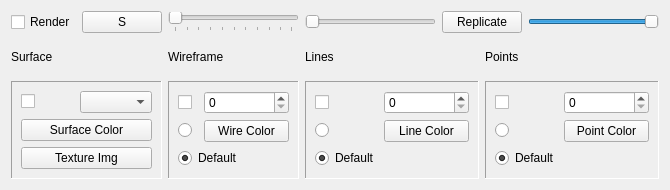
Above: src/DataManager/SurfaceDataManager/SurfaceRenderingPropertiesBase.ui from transfix/TexMol before the change. Below: the same form after it.
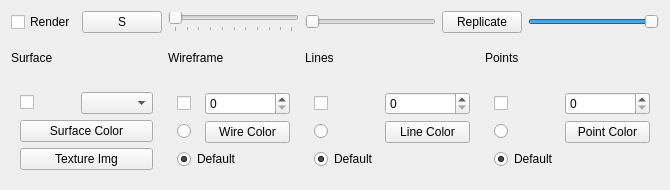
That is the form after the change.

Diff of the .ui file:
```diff
--- a/src/DataManager/SurfaceDataManager/SurfaceRenderingPropertiesBase.ui
+++ b/src/DataManager/SurfaceDataManager/SurfaceRenderingPropertiesBase.ui
@@ -98,9 +98,6 @@
    </item>
    <item row="2" column="0" colspan="2">
     <widget class="QFrame" name="frame">
-     <property name="frameShape">
-      <enum>QFrame::Panel</enum>
-     </property>
      <property name="frameShadow">
       <enum>QFrame::Sunken</enum>
      </property>
@@ -134,9 +131,6 @@
    </item>
    <item row="2" column="2">
     <widget class="QFrame" name="frame_2">
-     <property name="frameShape">
-      <enum>QFrame::Panel</enum>
-     </property>
      <property name="frameShadow">
       <enum>QFrame::Sunken</enum>
      </property>
@@ -193,9 +187,6 @@
    </item>
    <item row="2" column="3" colspan="2">
     <widget class="QFrame" name="frame_3">
-     <property name="frameShape">
-      <enum>QFrame::Panel</enum>
-     </property>
      <property name="frameShadow">
       <enum>QFrame::Sunken</enum>
      </property>
@@ -252,9 +243,6 @@
    </item>
    <item row="2" column="5" colspan="2">
     <widget class="QFrame" name="frame_4">
-     <property name="frameShape">
-      <enum>QFrame::Panel</enum>
-     </property>
      <property name="frameShadow">
       <enum>QFrame::Sunken</enum>
      </property>
```
